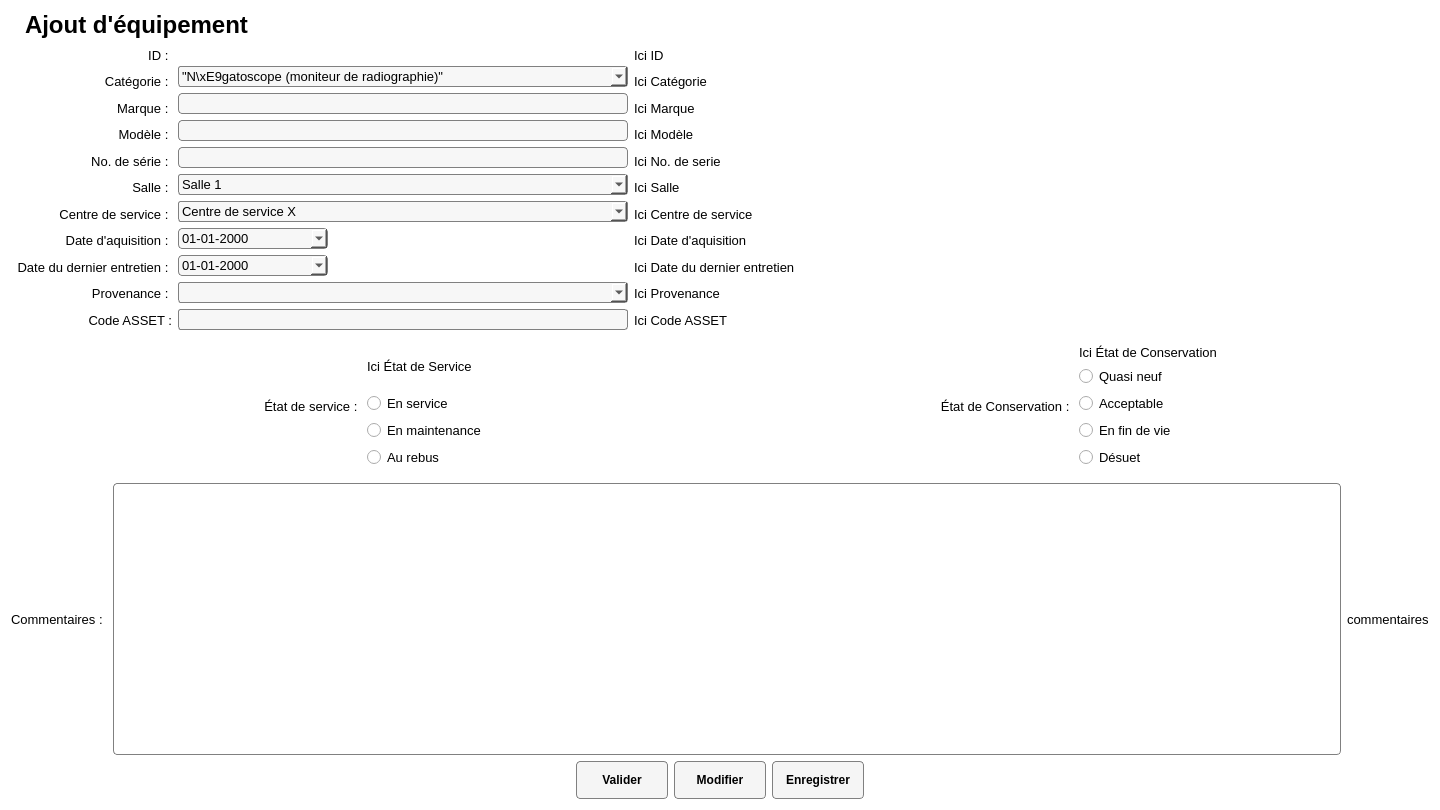
First picture: the form in Interface/FenetresEnUI/AjoutEquipement.ui, repository ProjetPC2/SIMM2.0-DEV, before the edit.
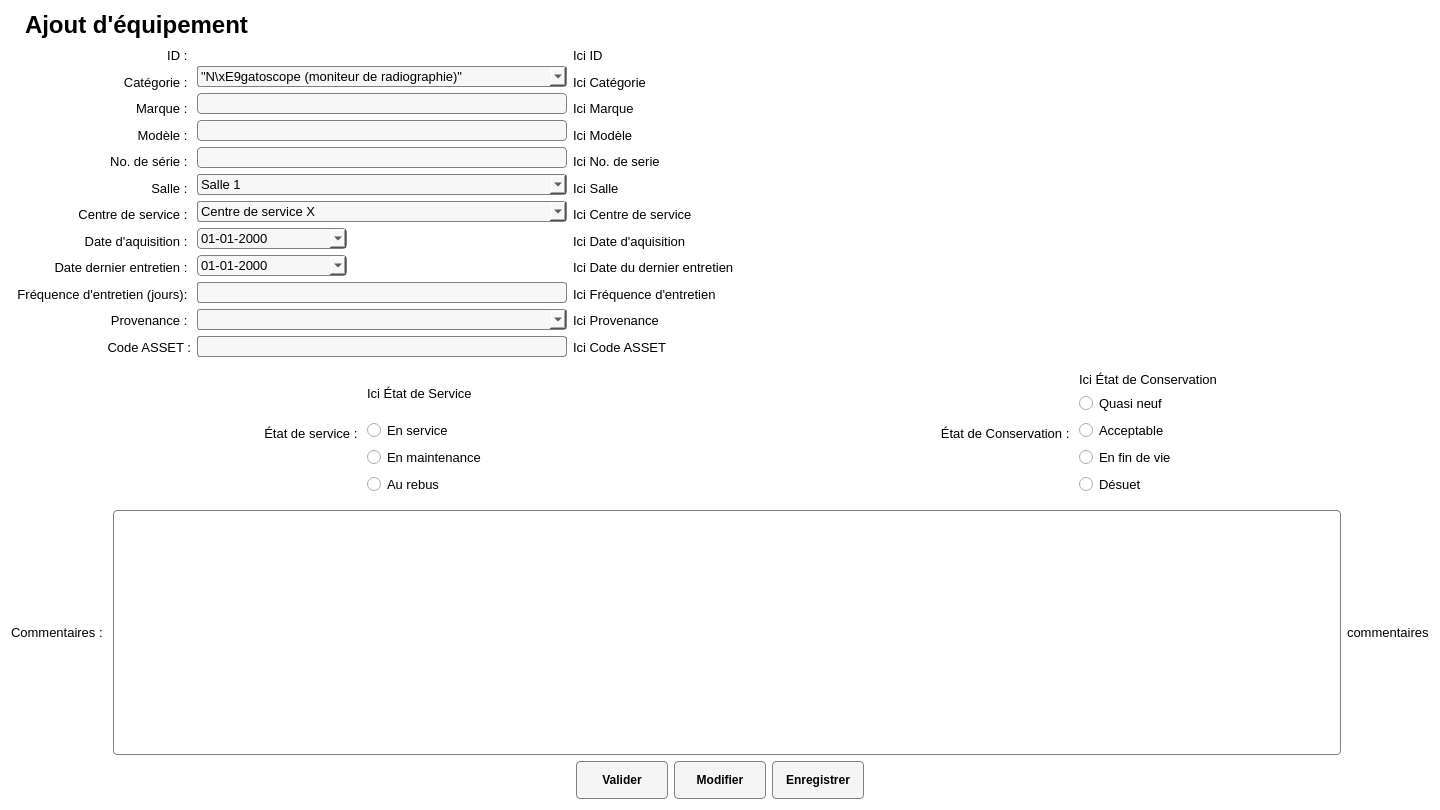
Second picture: the form after the edit. Icons and pictures are not drawn.

Commit message: fréquence d'entretien pour Ajout d'équip

Diff of the .ui file:
```diff
--- a/Interface/FenetresEnUI/AjoutEquipement.ui
+++ b/Interface/FenetresEnUI/AjoutEquipement.ui
@@ -475,6 +475,12 @@
       <layout class="QVBoxLayout" name="layoutTitreLables">
        <item>
         <widget class="QLabel" name="label_34">
+         <property name="minimumSize">
+          <size>
+           <width>170</width>
+           <height>0</height>
+          </size>
+         </property>
          <property name="font">
           <font>
            <pointsize>10</pointsize>
@@ -493,6 +499,12 @@
        </item>
        <item>
         <widget class="QLabel" name="label_37">
+         <property name="minimumSize">
+          <size>
+           <width>170</width>
+           <height>0</height>
+          </size>
+         </property>
          <property name="font">
           <font>
            <pointsize>10</pointsize>
@@ -511,6 +523,12 @@
        </item>
        <item>
         <widget class="QLabel" name="label_36">
+         <property name="minimumSize">
+          <size>
+           <width>170</width>
+           <height>0</height>
+          </size>
+         </property>
          <property name="font">
           <font>
            <pointsize>10</pointsize>
@@ -529,6 +547,12 @@
        </item>
        <item>
         <widget class="QLabel" name="label_35">
+         <property name="minimumSize">
+          <size>
+           <width>170</width>
+           <height>0</height>
+          </size>
+         </property>
          <property name="font">
           <font>
            <pointsize>10</pointsize>
@@ -547,6 +571,12 @@
        </item>
        <item>
         <widget class="QLabel" name="label_30">
+         <property name="minimumSize">
+          <size>
+           <width>170</width>
+           <height>0</height>
+          </size>
+         </property>
          <property name="font">
           <font>
            <pointsize>10</pointsize>
@@ -565,6 +595,12 @@
        </item>
        <item>
         <widget class="QLabel" name="label_31">
+         <property name="minimumSize">
+          <size>
+           <width>170</width>
+           <height>0</height>
+          </size>
+         </property>
          <property name="font">
           <font>
            <pointsize>10</pointsize>
@@ -583,6 +619,12 @@
        </item>
        <item>
         <widget class="QLabel" name="label_33">
+         <property name="minimumSize">
+          <size>
+           <width>170</width>
+           <height>0</height>
+          </size>
+         </property>
          <property name="font">
           <font>
            <pointsize>10</pointsize>
@@ -601,6 +643,12 @@
        </item>
        <item>
         <widget class="QLabel" name="label_29">
+         <property name="minimumSize">
+          <size>
+           <width>170</width>
+           <height>0</height>
+          </size>
+         </property>
          <property name="font">
           <font>
            <pointsize>10</pointsize>
@@ -619,6 +667,12 @@
        </item>
        <item>
         <widget class="QLabel" name="label_27">
+         <property name="minimumSize">
+          <size>
+           <width>170</width>
+           <height>0</height>
+          </size>
+         </property>
          <property name="font">
           <font>
            <pointsize>10</pointsize>
@@ -628,7 +682,28 @@
           <string notr="true">background: white;</string>
          </property>
          <property name="text">
-          <string>Date du dernier entretien : </string>
+          <string>Date dernier entretien : </string>
+         </property>
+         <property name="alignment">
+          <set>Qt::AlignRight|Qt::AlignTrailing|Qt::AlignVCenter</set>
+         </property>
+        </widget>
+       </item>
+       <item>
+        <widget class="QLabel" name="label_3">
+         <property name="minimumSize">
+          <size>
+           <width>170</width>
+           <height>0</height>
+          </size>
+         </property>
+         <property name="font">
+          <font>
+           <pointsize>10</pointsize>
+          </font>
+         </property>
+         <property name="text">
+          <string>Fréquence d'entretien (jours): </string>
          </property>
          <property name="alignment">
           <set>Qt::AlignRight|Qt::AlignTrailing|Qt::AlignVCenter</set>
@@ -637,6 +712,12 @@
        </item>
        <item>
         <widget class="QLabel" name="label_26">
+         <property name="minimumSize">
+          <size>
+           <width>170</width>
+           <height>0</height>
+          </size>
+         </property>
          <property name="font">
           <font>
            <pointsize>10</pointsize>
@@ -655,6 +736,12 @@
        </item>
        <item>
         <widget class="QLabel" name="label_2">
+         <property name="minimumSize">
+          <size>
+           <width>170</width>
+           <height>0</height>
+          </size>
+         </property>
          <property name="font">
           <font>
            <pointsize>10</pointsize>
@@ -674,6 +761,12 @@
       <layout class="QVBoxLayout" name="layoutChampsModifiables">
        <item>
         <widget class="QLabel" name="labelVide">
+         <property name="maximumSize">
+          <size>
+           <width>370</width>
+           <height>16777215</height>
+          </size>
+         </property>
          <property name="font">
           <font>
            <pointsize>10</pointsize>
@@ -697,7 +790,7 @@
          </property>
          <property name="maximumSize">
           <size>
-           <width>450</width>
+           <width>370</width>
            <height>16777215</height>
           </size>
          </property>
@@ -746,7 +839,7 @@
          </property>
          <property name="maximumSize">
           <size>
-           <width>450</width>
+           <width>370</width>
            <height>16777215</height>
           </size>
          </property>
@@ -778,7 +871,7 @@
          </property>
          <property name="maximumSize">
           <size>
-           <width>450</width>
+           <width>370</width>
            <height>16777215</height>
           </size>
          </property>
@@ -810,7 +903,7 @@
          </property>
          <property name="maximumSize">
           <size>
-           <width>450</width>
+           <width>370</width>
            <height>16777215</height>
           </size>
          </property>
@@ -842,7 +935,7 @@
          </property>
          <property name="maximumSize">
           <size>
-           <width>450</width>
+           <width>370</width>
            <height>16777215</height>
           </size>
          </property>
@@ -895,7 +988,7 @@
          </property>
          <property name="maximumSize">
           <size>
-           <width>450</width>
+           <width>370</width>
            <height>16777215</height>
           </size>
          </property>
@@ -948,7 +1041,7 @@
          </property>
          <property name="maximumSize">
           <size>
-           <width>109</width>
+           <width>370</width>
            <height>16777215</height>
           </size>
          </property>
@@ -990,7 +1083,7 @@
          </property>
          <property name="maximumSize">
           <size>
-           <width>109</width>
+           <width>370</width>
            <height>16777215</height>
           </size>
          </property>
@@ -1019,6 +1112,28 @@
          </property>
         </widget>
        </item>
+       <item>
+        <widget class="QLineEdit" name="lineEditFreqEntretien">
+         <property name="maximumSize">
+          <size>
+           <width>370</width>
+           <height>16777215</height>
+          </size>
+         </property>
+         <property name="font">
+          <font>
+           <pointsize>10</pointsize>
+          </font>
+         </property>
+         <property name="styleSheet">
+          <string notr="true">    border: 1px solid gray;
+    border-radius: 3px;
+    padding: 1px 18px 1px 3px;
+    min-width: 8em;
+background:rgb(247, 247, 247);</string>
+         </property>
+        </widget>
+       </item>
        <item>
         <widget class="QComboBox" name="comboBoxProvenance">
          <property name="minimumSize">
@@ -1029,7 +1144,7 @@
          </property>
          <property name="maximumSize">
           <size>
-           <width>450</width>
+           <width>370</width>
            <height>16777215</height>
           </size>
          </property>
@@ -1063,7 +1178,7 @@
          </property>
          <property name="maximumSize">
           <size>
-           <width>450</width>
+           <width>370</width>
            <height>16777215</height>
           </size>
          </property>
@@ -1220,6 +1335,18 @@
          </property>
         </widget>
        </item>
+       <item>
+        <widget class="QLabel" name="label_4">
+         <property name="font">
+          <font>
+           <pointsize>10</pointsize>
+          </font>
+         </property>
+         <property name="text">
+          <string>Ici Fréquence d'entretien</string>
+         </property>
+        </widget>
+       </item>
        <item>
         <widget class="QLabel" name="labelProvenance">
          <property name="font">
```
Left out of the diff: 108 changed lines with no effect on the pictures. The commit also changes 6 other files.
